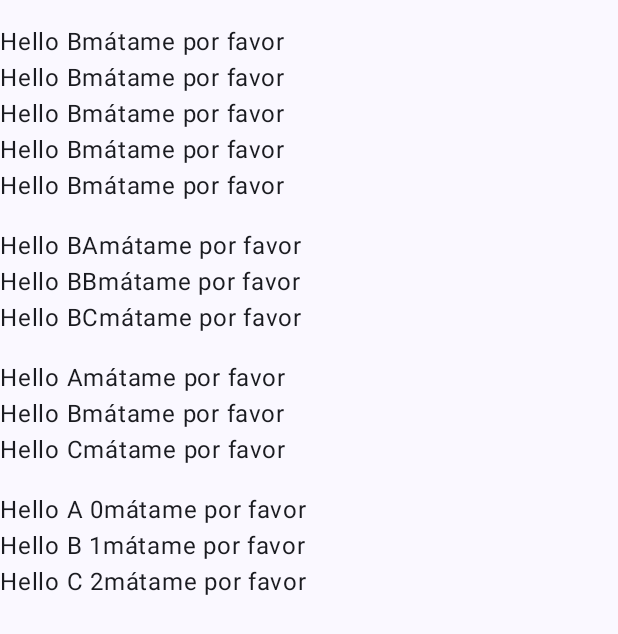
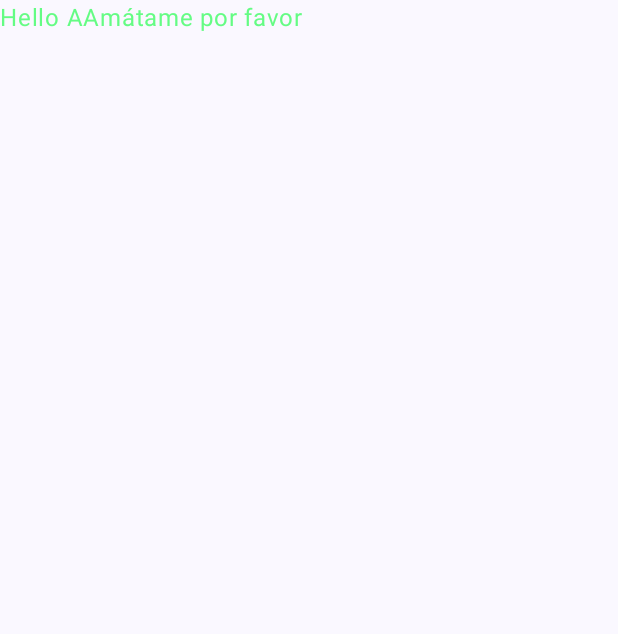
Before and after one commit to Public0Static1Void/android_repo, an Android app built with Jetpack Compose: the screen it shows after launch (MainActivity), on a phone screen of 412 x 824 dp. Shown: the top 634 px of the screen. Run offline under Robolectric (Android 15) with nearby library versions, the phone set to English and light mode, and no system bars.

Commit message:
Color code

```diff
--- a/app/src/main/java/com/example/android/MainActivity.kt
+++ b/app/src/main/java/com/example/android/MainActivity.kt
@@ -13,11 +13,25 @@ import androidx.compose.material3.Surface
 import androidx.compose.material3.Text
 import androidx.compose.runtime.Composable
 import androidx.compose.ui.Modifier
+import androidx.compose.ui.graphics.Color
 import androidx.compose.ui.tooling.preview.Preview
 import androidx.compose.ui.unit.dp
 import com.example.android.ui.theme.AndroidTheme
 
 class MainActivity : ComponentActivity() {
+
+    enum class Colors(val text:String, val number:Int, val color:Color) {
+        Red("Rojo", 0, Color(255,0,25)),
+        Blue("Azul", 1, Color(0,100,255)),
+        Green("Verde", 2, Color(0, 255,50));
+
+        fun WithAlpha(alpha: Float) : Color {
+            return this.color.copy(alpha = alpha)
+        }
+    }
+    enum class Operation
+
+
     override fun onCreate(savedInstanceState: Bundle?) {
         super.onCreate(savedInstanceState)
         setContent {
@@ -25,27 +39,7 @@ class MainActivity : ComponentActivity() {
                 // A surface container using the 'background' color from the theme
                 Surface(modifier = Modifier.fillMaxSize(), color = MaterialTheme.colorScheme.background) {
                     Column(){
-                        val names = listOf("a","b","c")
-
-                        Spacer(modifier = Modifier.height(16.dp))
-                        for (i in 1 .. 5){
-                            PrintOnScreen("b", "null")
-                        }
-
-                        Spacer(modifier = Modifier.height(16.dp))
-                        for (i in names){
-                            PrintOnScreen("b" + i, "null")
-                        }
-
-                        Spacer(modifier = Modifier.height(16.dp))
-                        names.forEach{name ->
-                            PrintOnScreen(name)
-                        }
-
-                        Spacer(modifier = Modifier.height(16.dp))
-                        names.forEachIndexed{index, name ->
-                            PrintOnScreen(name + " " + index.toString())
-                        }
+                        PrintOnScreen(name = "aa", color = Colors.Green)
                     }
                 }
             }
@@ -54,7 +48,7 @@ class MainActivity : ComponentActivity() {
 }
 
 @Composable
-fun PrintOnScreen(name: String?, name2: String? = "sale solo", modifier: Modifier = Modifier) {
+fun PrintOnScreen(name: String?, color: MainActivity.Colors, modifier: Modifier = Modifier) {
 
     var xDDDDDDD = "mátame por favor"
 
@@ -62,12 +56,10 @@ fun PrintOnScreen(name: String?, name2: String? = "sale solo", modifier: Modifie
         Log.e("null", "Name is null")
         return
     }
-    val name2 = name2 ?: run {
-        Log.e("null", "Name is null")
-        return
-    }
 
     Text(
-        text = "Hello ${name.uppercase()}" + "$xDDDDDDD"
+        text = "Hello ${name.uppercase()}" + "$xDDDDDDD",
+        color = color.WithAlpha(0.6f),
+        modifier = modifier
     )
 }
```
